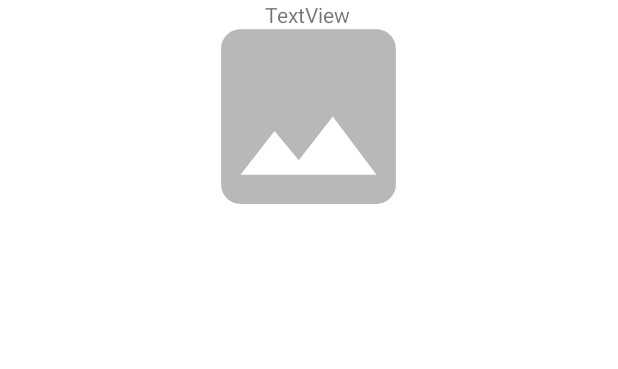
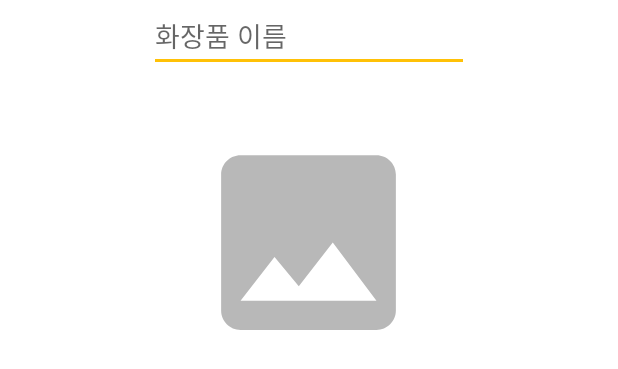
Before and after one commit to hongchopper/SwuMakeUpShot, an Android app: the layout sub.xml on its own in the app's theme, with its tools: preview values and no code run, on a phone screen of 412 x 824 dp. Shown: the top 369 px of the screen. Run offline under Robolectric (Android 15) with nearby library versions, the phone set to English and light mode, and no system bars.

Commit message:
Android 0927 front

```diff
--- a/app/src/main/res/layout/sub.xml
+++ b/app/src/main/res/layout/sub.xml
@@ -9,19 +9,23 @@
         android:id="@+id/imageView"
         android:layout_width="198dp"
         android:layout_height="155dp"
+        android:layout_marginTop="84dp"
         app:layout_constraintEnd_toEndOf="parent"
         app:layout_constraintHorizontal_bias="0.497"
         app:layout_constraintStart_toStartOf="parent"
-        app:srcCompat="@drawable/ic_baseline_image_24"
-        tools:layout_editor_absoluteY="73dp" />
+        app:layout_constraintTop_toTopOf="parent"
+        app:srcCompat="@drawable/ic_baseline_image_24" />
 
-    <TextView
-        android:id="@+id/textView"
+    <EditText
+        android:id="@+id/editTextTextPersonName"
         android:layout_width="wrap_content"
         android:layout_height="wrap_content"
-        android:text="TextView"
+        android:ems="10"
+        android:inputType="textPersonName"
+        android:hint="화장품 이름"
         app:layout_constraintEnd_toEndOf="parent"
-        app:layout_constraintHorizontal_bias="0.498"
         app:layout_constraintStart_toStartOf="parent"
-        tools:layout_editor_absoluteY="228dp" />
+        tools:layout_editor_absoluteY="237dp" />
+
+
 </androidx.constraintlayout.widget.ConstraintLayout>
```
